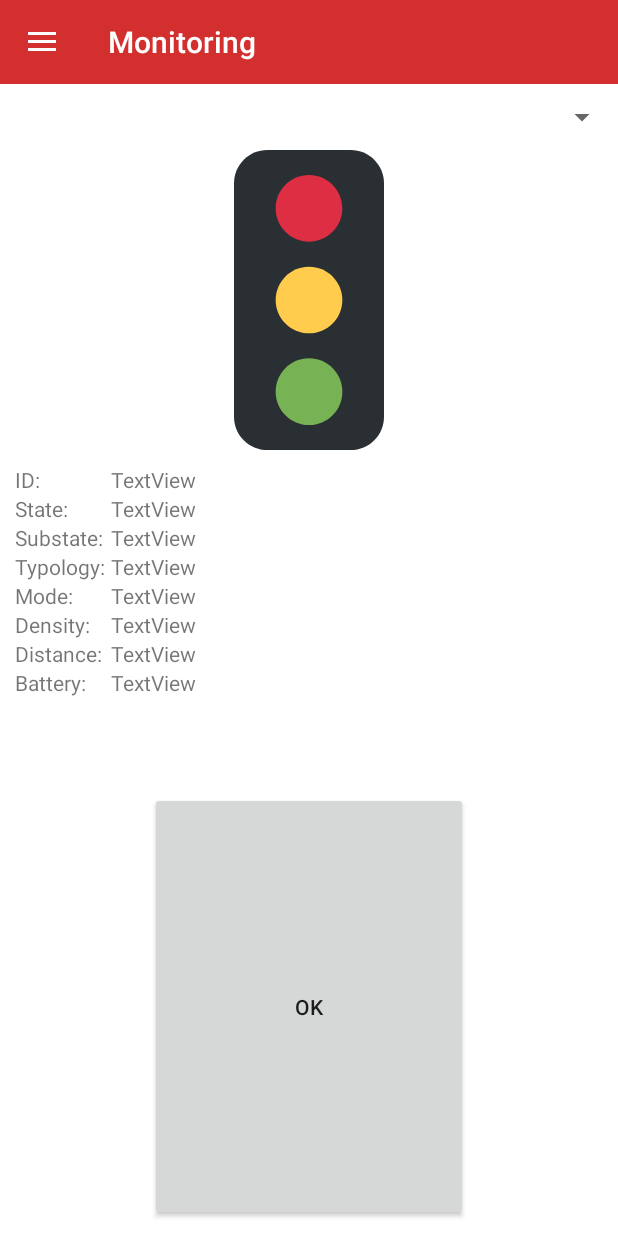
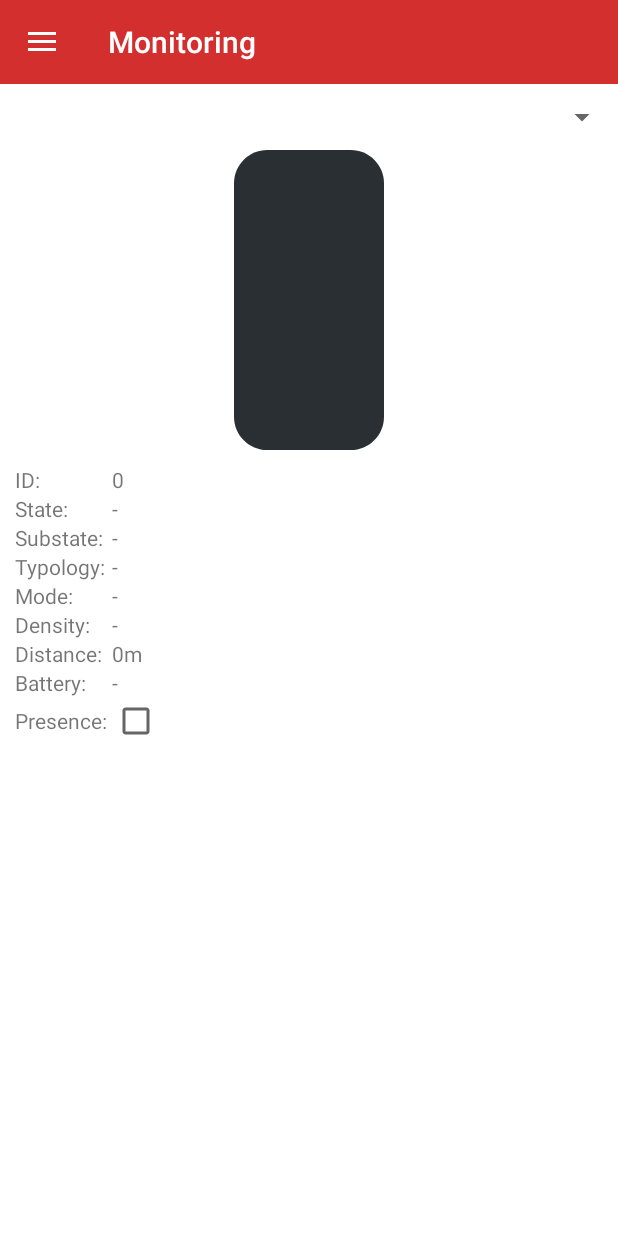
Before and after one commit to Aaron-Hickey/Git-Hub-Repo, an Android app: the screen it shows after launch (MainActivity), in the side drawer, after a tap on "Monitoring", on a phone screen of 412 x 824 dp. Run offline under Robolectric (Android 15) with nearby library versions, the phone set to English and light mode, and no system bars; libraries missing offline, so code that uses them is left out: com.davemorrissey.labs; 5 statements that could not run were skipped.

Commit message:
0.53
Added Presence Parameter

```diff
--- a/TrafficLightApp/app/src/main/java/com/example/hal9000/trafficlightapp/bluetoothFunctions.java
+++ b/TrafficLightApp/app/src/main/java/com/example/hal9000/trafficlightapp/bluetoothFunctions.java
@@ -21,9 +21,7 @@ public class bluetoothFunctions {
     volatile boolean stopWorker;
     private boolean connected = false;
     private boolean hasAdapter = false;
-
     private int messageLength = 7;
-
     private static final bluetoothFunctions INSTANCE = new bluetoothFunctions();
 
     private bluetoothFunctions() {
@@ -41,11 +39,6 @@ public class bluetoothFunctions {
                 System.out.println("No Adapter Found");
             }
         }
-      /*  if (!bluetoothAdapter.isEnabled())
-        {
-            Intent enableBtIntent = new Intent(bluetoothAdapter.ACTION_REQUEST_ENABLE);
-            startActivity(enableBtIntent);
-        }*/
     }
 
     public boolean hasDevice() {
@@ -76,7 +69,6 @@ public class bluetoothFunctions {
                 if (device.getName().equals(s)) {
                     this.device = device;
                     connected = openConnection();
-
                     res = sendData("Test");
                     break;
                 }
@@ -148,7 +140,6 @@ public class bluetoothFunctions {
                 final String data = new String(packetBytes, "US-ASCII");
                 readBufferPosition = 0;
                 return data;
-
             }
         }
         return null;
--- a/TrafficLightApp/app/src/main/java/com/example/hal9000/trafficlightapp/config.java
+++ b/TrafficLightApp/app/src/main/java/com/example/hal9000/trafficlightapp/config.java
@@ -1,20 +1,15 @@
 package com.example.hal9000.trafficlightapp;
 
-import android.bluetooth.BluetoothDevice;
 import android.content.Context;
 import android.os.Bundle;
-import android.os.CountDownTimer;
-import android.os.Handler;
 import android.support.v4.app.Fragment;
 import android.text.TextUtils;
 import android.view.LayoutInflater;
 import android.view.View;
 import android.view.ViewGroup;
-import android.widget.ArrayAdapter;
 import android.widget.Button;
 import android.widget.CompoundButton;
 import android.widget.EditText;
-import android.widget.ImageButton;
 import android.widget.ProgressBar;
 import android.widget.Spinner;
 import android.widget.Switch;
@@ -22,16 +17,9 @@ import android.widget.TextView;
 import android.widget.Toast;
 
 import java.io.IOException;
-import java.io.InputStream;
-import java.io.OutputStream;
-import java.util.ArrayList;
-import java.util.Set;
-import java.util.UUID;
+
 
 public class config extends Fragment {
-
-    private String positiveResponse = "ok"; // response that the traffic light returns if configuration is successful
-    private String negativeResponse = "no";
 
     private configInterface mListener;
     private Button applyButton;
@@ -42,16 +30,12 @@ public class config extends Fragment {
     private TextView warningText;
     private ProgressBar responseProgress;
     private Switch constructionSwitch;
-
     private String typologyOptionsValue;
     private String modeOptionsValue;
     private int distanceOptionsValue;
     private int constructionSwitchValue = 0;
-
-    private Thread workerThread;
     volatile boolean stopWorker;
     private bluetoothFunctions bf;
-    private int time;
 
     public config() {
     }
@@ -134,6 +118,11 @@ public class config extends Fragment {
             boolean sendStatus = bf.sendData(msg);
             if (sendStatus == true) {
                 mListener.updateGlobal(typologyOptionsValue);
+                Toast.makeText(getActivity(), "Configured", Toast.LENGTH_LONG).show();
+            }
+            else
+            {
+                Toast.makeText(getActivity(), "Configuration Failed", Toast.LENGTH_LONG).show();
             }
         }
     }
@@ -164,55 +153,6 @@ public class config extends Fragment {
         return "C:" + typoCode + "" + modeCode + "" + distCode + "" + construction;
     }
 
-    /* private void listenForResponse() {
-         Toast.makeText(getActivity(), "Waiting for response...", Toast.LENGTH_LONG).show();
-         stopWorker = false;
-         final Handler handler = new Handler();
-         time = 100;
-         workerThread = new Thread(new Runnable() {
-             public void run() {
-
-                 while (!Thread.currentThread().isInterrupted() && !stopWorker) {
-
-                     try {
-                         final String data = bf.listenForResponse();
-                         handler.post(new Runnable() {
-                             public void run() {
-                                 System.out.println("" + time);
-                                 time--;
-                                 if (time <= 0) {
-                                     Toast.makeText(getActivity(), "No Response", Toast.LENGTH_LONG).show();
-                                     stopWorker = true;
-                                     responseProgress.setVisibility(View.INVISIBLE);
-                                 }
-                                 System.out.println(data);
-                                 if (data.equals(positiveResponse)) {
-                                     try {
-                                         responseProgress.setVisibility(View.INVISIBLE);
-                                         stopWorker = true;
-                                     } catch (IOException e) {
-                                         e.printStackTrace();
-                                     }
-
-                                 } else if (data.equals(negativeResponse)) {
-                                     Toast.makeText(getActivity(), "Configuration Failed", Toast.LENGTH_LONG).show();
-                                     responseProgress.setVisibility(View.INVISIBLE);
-                                     stopWorker = true;
-                                 }
-                             }
-                         });
-                         Thread.sleep(100);
-                     } catch (IOException e) {
-                         e.printStackTrace();
-                     } catch (InterruptedException e) {
-                         e.printStackTrace();
-                     }
-                 }
-             }
-         });
-         workerThread.start();
-     }
- */
     @Override
     public void onAttach(Context context) {
         super.onAttach(context);
@@ -230,11 +170,10 @@ public class config extends Fragment {
         mListener = null;
     }
 
-    public void updateConfiguration(int typology, int mode, int distance, boolean construction)
-    {
+    public void updateConfiguration(int typology, int mode, int distance, boolean construction) {
         typologyOptions.setSelection(typology);
         modeOptions.setSelection(mode);
-        distanceCustomOptions.setText(""+distance);
+        distanceCustomOptions.setText("" + distance);
         constructionSwitch.setChecked(construction);
         try {
             mListener.updateGlobal(typologyOptions.getSelectedItem().toString());
--- a/TrafficLightApp/app/src/main/java/com/example/hal9000/trafficlightapp/deviceScreen.java
+++ b/TrafficLightApp/app/src/main/java/com/example/hal9000/trafficlightapp/deviceScreen.java
@@ -2,7 +2,6 @@ package com.example.hal9000.trafficlightapp;
 
 import android.bluetooth.BluetoothDevice;
 import android.content.Context;
-import android.net.Uri;
 import android.os.Bundle;
 import android.support.v4.app.Fragment;
 import android.view.LayoutInflater;
@@ -13,7 +12,6 @@ import android.widget.Button;
 import android.widget.ImageButton;
 import android.widget.Spinner;
 import android.widget.Toast;
-
 import java.io.IOException;
 import java.util.ArrayList;
 import java.util.Set;
@@ -27,9 +25,7 @@ public class deviceScreen extends Fragment {
     private ImageButton refreshButton;
     private bluetoothFunctions bf;
 
-    public deviceScreen() {
-        // Required empty public constructor
-    }
+    public deviceScreen() { }
 
 
     public static deviceScreen newInstance() {
--- a/TrafficLightApp/app/src/main/java/com/example/hal9000/trafficlightapp/global_view.java
+++ b/TrafficLightApp/app/src/main/java/com/example/hal9000/trafficlightapp/global_view.java
@@ -22,7 +22,6 @@ public class global_view extends Fragment {
     private PinView imageView;
     private View view;
     private ArrayList<trafficLight> trafficLightList = new ArrayList();
-    private bluetoothFunctions bf;
     private LinearLayout configReminder;
 
     public global_view() {
@@ -65,7 +64,7 @@ public class global_view extends Fragment {
         mListener = null;
     }
 
-    public void updateTrafficLights(int id, String state, String substate, String typology, String mode, String density, int distance, String battery, boolean opticalFailure, boolean fallen, boolean cycleDesync, boolean signalLost)
+    public void updateTrafficLights(int id, String state, String substate, String typology, String mode, String density, int distance, String battery, boolean opticalFailure, boolean fallen, boolean cycleDesync, boolean signalLost, boolean presence)
     {
         if(!trafficLightList.isEmpty() && id <= trafficLightList.size() && id > 0) {
             trafficLight tl = trafficLightList.get(id - 1);
@@ -80,6 +79,7 @@ public class global_view extends Fragment {
             tl.setFallen(fallen);
             tl.setOpticalFailure(opticalFailure);
             tl.setSignalLost(signalLost);
+            tl.setPresence(presence);
         }
     }
 
@@ -120,7 +120,7 @@ public class global_view extends Fragment {
 
         for (int x = 0; x < numberOfLights; x++) {
             System.out.println(x);
-            trafficLightList.add(new trafficLight(x + 1, "-", "-", "-" ,"-" , "-", 0,  "-",false,false,false,false));
+            trafficLightList.add(new trafficLight(x + 1, "-", "-", "-" ,"-" , "-", 0,  "-",false,false,false,false, false));
             MapPins.add(pinHolder.get(x));
         }
         imageView.setImage(ImageSource.asset(stringHolder.get(numberOfLights - 2)));
--- a/TrafficLightApp/app/src/main/java/com/example/hal9000/trafficlightapp/monitoring.java
+++ b/TrafficLightApp/app/src/main/java/com/example/hal9000/trafficlightapp/monitoring.java
@@ -1,12 +1,8 @@
 package com.example.hal9000.trafficlightapp;
 
-import android.app.Notification;
-import android.app.NotificationManager;
-import android.app.PendingIntent;
+
 import android.content.Context;
-import android.content.Intent;
 import android.content.res.Resources;
-import android.os.Build;
 import android.os.Bundle;
 import android.os.Handler;
 import android.support.v4.app.Fragment;
@@ -15,21 +11,17 @@ import android.view.View;
 import android.view.ViewGroup;
 import android.widget.AdapterView;
 import android.widget.ArrayAdapter;
-import android.widget.Button;
+import android.widget.CheckBox;
 import android.widget.ImageView;
 import android.widget.LinearLayout;
 import android.widget.Spinner;
 import android.widget.TextView;
 import android.widget.Toast;
 
-import org.w3c.dom.Text;
-
 import java.io.IOException;
 import java.util.ArrayList;
 import java.util.concurrent.Executor;
 import java.util.concurrent.Executors;
-
-import static android.content.Context.NOTIFICATION_SERVICE;
 
 public class monitoring extends Fragment {
     private OnFragmentInteractionListener mListener;
@@ -45,16 +37,14 @@ public class monitoring extends Fragment {
     private TextView densityText;
     private TextView distanceText;
     private TextView batteryText;
-    private Button backButton;
+    private CheckBox presenceBox;
+
     private Executor executor = Executors.newSingleThreadExecutor();
     private bluetoothFunctions bf;
     volatile boolean stopWorker;
-    private trafficLight trafficLight;
+    private trafficLight trafficLight =  new trafficLight(0, "-", "-", "-" ,"-" , "-", 0,  "-",false,false,false,false, false);
     private Spinner spinnerMonitor;
     private ArrayList<trafficLight> trafficLightList = new ArrayList();
-
-
-    //NotificationManager notificationManager;
 
     public monitoring() {
     }
@@ -76,22 +66,13 @@ public class monitoring extends Fragment {
         view = inflater.inflate(R.layout.fragment_monitoring, container, false);
         initVariables();
 
-
-        backButton = view.findViewById(R.id.backButton);
-        backButton.setOnClickListener(new View.OnClickListener() {
-            public void onClick(View v) {
-                mListener.returnToGlobal();
-            }
-        });
         spinnerMonitor = view.findViewById(R.id.spinnerMonitor);
         spinnerMonitor.setOnItemSelectedListener(new AdapterView.OnItemSelectedListener() {
             @Override
             public void onItemSelected(AdapterView<?> parentView, View selectedItemView, int position, long id) {
-                if(!trafficLightList.isEmpty())
-                {
+                if (!trafficLightList.isEmpty()) {
                     for (trafficLight tl : trafficLightList) {
-                        if(tl.getId() == (position+1))
-                        {
+                        if (tl.getId() == (position + 1)) {
                             trafficLight = tl;
                         }
                     }
@@ -104,13 +85,11 @@ public class monitoring extends Fragment {
             }
 
         });
-
+        updateInfo(trafficLight);
         return view;
     }
 
     public void initVariables() {
-        //  notificationManager = (NotificationManager)
-        //        getActivity().getSystemService(NOTIFICATION_SERVICE);
         greenImage = view.findViewById(R.id.greenLight);
         yellowImage = view.findViewById(R.id.yellowLight);
         redImage = view.findViewById(R.id.redLight);
@@ -122,6 +101,7 @@ public class monitoring extends Fragment {
         densityText = view.findViewById(R.id.densityMonitor);
         distanceText = view.findViewById(R.id.distanceMonitor);
         batteryText = view.findViewById(R.id.batteryMonitor);
+        presenceBox = view.findViewById(R.id.presenceCheck);
         bf = bluetoothFunctions.getInstance();
     }
 
@@ -132,8 +112,7 @@ public class monitoring extends Fragment {
         } catch (IOException e) {
             Toast.makeText(getActivity(), "Failed to Refresh Data", Toast.LENGTH_LONG).show();
         }
-        displayLights();
-
+        spinnerMonitor.setSelection(trafficLight.getId() - 1);
         stopWorker = false;
         final Handler handler = new Handler();
         executor.execute(new Runnable() {
@@ -155,6 +134,9 @@ public class monitoring extends Fragment {
                             } else {
                                 removeWarning("lowBatteryWarning");
                             }
+
+                            presenceBox.setChecked(trafficLight.isPresence());
+
                             if (trafficLight.isCycleDesync()) {
                                 displayWarning("desyncWarning");
                             } else {
@@ -188,17 +170,16 @@ public class monitoring extends Fragment {
                         }
                     });
                     try {
-                        Thread.sleep(1000);
+                        Thread.sleep(500);
                     } catch (InterruptedException e) {
                         e.printStackTrace();
                     }
-
                 }
             }
         });
     }
 
-    private void displayLights() {
+    public void displayLights() {
         ArrayList<String> trafficLightStrings = new ArrayList<>();
         trafficLightList = mListener.getLights();
 
@@ -262,7 +243,6 @@ public class monitoring extends Fragment {
         LinearLayout tempLayout = view.findViewById(id);
         if (tempLayout.getVisibility() == View.INVISIBLE) {
             tempLayout.setVisibility(View.VISIBLE);
-            //  notifyWarning(message);
         }
     }
 
@@ -274,6 +254,4 @@ public class monitoring extends Fragment {
             tempLayout.setVisibility(View.INVISIBLE);
         }
     }
-
-
 }
--- a/TrafficLightApp/app/src/main/java/com/example/hal9000/trafficlightapp/trafficLight.java
+++ b/TrafficLightApp/app/src/main/java/com/example/hal9000/trafficlightapp/trafficLight.java
@@ -4,8 +4,7 @@ package com.example.hal9000.trafficlightapp;
  * Created by HAL 9000 on 29/03/2018.
  */
 
-public class trafficLight
-{
+public class trafficLight {
 
     private int id;
     private String state;
@@ -19,20 +18,10 @@ public class trafficLight
     private boolean fallen;
     private boolean cycleDesync;
     private boolean signalLost;
+    private boolean presence;
 
 
-   /* public trafficLight(int id, String state, String substate, String typology, String mode, String density, int distance, String battery) {
-        this.id = id;
-        this.state = state;
-        this.substate = substate;
-        this.typology = typology;
-        this.mode = mode;
-        this.density = density;
-        this.distance = distance;
-        this.battery = battery;
-    }*/
-
-    public trafficLight(int id, String state, String substate, String typology, String mode, String density, int distance, String battery, boolean opticalFailure, boolean fallen, boolean cycleDesync, boolean signalLost) {
+    public trafficLight(int id, String state, String substate, String typology, String mode, String density, int distance, String battery, boolean opticalFailure, boolean fallen, boolean cycleDesync, boolean signalLost, boolean presence) {
         this.id = id;
         this.state = state;
         this.substate = substate;
@@ -45,6 +34,7 @@ public class trafficLight
         this.fallen = fallen;
         this.cycleDesync = cycleDesync;
         this.signalLost = signalLost;
+        this.presence = presence;
     }
 
     public String getState() {
@@ -143,4 +133,12 @@ public class trafficLight
     public void setSignalLost(boolean signalLost) {
         this.signalLost = signalLost;
     }
+
+    public boolean isPresence() {
+        return presence;
+    }
+
+    public void setPresence(boolean presence) {
+        this.presence = presence;
+    }
 }
--- a/TrafficLightApp/app/src/main/res/layout/fragment_monitoring.xml
+++ b/TrafficLightApp/app/src/main/res/layout/fragment_monitoring.xml
@@ -48,20 +48,21 @@
                 android:layout_width="match_parent"
                 android:layout_height="match_parent"
                 android:src="@drawable/ic_traffic_light_yellow"
-                android:visibility="visible" />
+                android:visibility="invisible" />
 
             <ImageView
                 android:id="@+id/redLight"
                 android:layout_width="match_parent"
                 android:layout_height="match_parent"
                 android:src="@drawable/ic_traffic_light_red"
-                android:visibility="visible" />
+                android:visibility="invisible" />
 
             <ImageView
                 android:id="@+id/greenLight"
                 android:layout_width="match_parent"
                 android:layout_height="match_parent"
-                android:src="@drawable/ic_traffic_light_green" />
+                android:src="@drawable/ic_traffic_light_green"
+                android:visibility="invisible" />
 
         </FrameLayout>
 
@@ -86,7 +87,7 @@
                 android:id="@+id/idMonitor"
                 android:layout_width="match_parent"
                 android:layout_height="wrap_content"
-                android:text="TextView" />
+                android:text="-" />
 
         </TableRow>
 
@@ -103,7 +104,7 @@
                 android:id="@+id/stateMonitor"
                 android:layout_width="match_parent"
                 android:layout_height="wrap_content"
-                android:text="TextView" />
+                android:text="-" />
 
         </TableRow>
 
@@ -120,7 +121,7 @@
                 android:id="@+id/substateMonitor"
                 android:layout_width="match_parent"
                 android:layout_height="wrap_content"
-                android:text="TextView" />
+                android:text="-" />
 
         </TableRow>
 
@@ -137,7 +138,7 @@
                 android:id="@+id/typologyMonitor"
                 android:layout_width="match_parent"
                 android:layout_height="wrap_content"
-                android:text="TextView" />
+                android:text="-" />
 
         </TableRow>
 
@@ -154,7 +155,7 @@
                 android:id="@+id/modeMonitor"
                 android:layout_width="match_parent"
                 android:layout_height="wrap_content"
-                android:text="TextView" />
+                android:text="-" />
 
         </TableRow>
 
@@ -171,7 +172,7 @@
                 android:id="@+id/densityMonitor"
                 android:layout_width="match_parent"
                 android:layout_height="wrap_content"
-                android:text="TextView" />
+                android:text="-" />
 
         </TableRow>
 
@@ -188,13 +189,7 @@
                 android:id="@+id/distanceMonitor"
                 android:layout_width="match_parent"
                 android:layout_height="wrap_content"
-                android:text="TextView" />
-
-        </TableRow>
-
-        <TableRow
-            android:layout_width="match_parent"
-            android:layout_height="match_parent">
+                android:text="-" />
 
         </TableRow>
 
@@ -211,7 +206,23 @@
                 android:id="@+id/batteryMonitor"
                 android:layout_width="match_parent"
                 android:layout_height="wrap_content"
-                android:text="TextView" />
+                android:text="-" />
+
+        </TableRow>
+
+        <TableRow
+            android:layout_width="match_parent"
+            android:layout_height="match_parent">
+
+            <TextView
+                android:layout_width="wrap_content"
+                android:layout_height="wrap_content"
+                android:text="Presence: " />
+
+            <CheckBox
+                android:id="@+id/presenceCheck"
+                android:layout_width="wrap_content"
+                android:layout_height="wrap_content" />
 
         </TableRow>
 
@@ -332,19 +343,4 @@
 
     </LinearLayout>
 
-    <LinearLayout
-        android:layout_width="match_parent"
-        android:layout_height="match_parent"
-        android:layout_marginTop="10dp"
-        android:orientation="horizontal"
-        android:paddingLeft="100dp"
-        android:paddingRight="100dp">
-
-        <Button
-            android:id="@+id/backButton"
-            android:layout_width="wrap_content"
-            android:layout_height="match_parent"
-            android:layout_weight="1"
-            android:text="OK" />
-    </LinearLayout>
 </LinearLayout>
--- a/TrafficLightApp/build.gradle
+++ b/TrafficLightApp/build.gradle
@@ -8,7 +8,7 @@ buildscript {
         maven { url "https://maven.google.com" }
     }
     dependencies {
-        classpath 'com.android.tools.build:gradle:3.1.2'
+        classpath 'com.android.tools.build:gradle:3.1.3'
 
 
         // NOTE: Do not place your application dependencies here; they belong
```
Also changed, not shown: TrafficLightApp/app/src/main/java/com/example/hal9000/trafficlightapp/MainActivity.java (+21 -15 lines), TrafficLightApp/app/src/main/java/com/example/hal9000/trafficlightapp/notificationWarning.java (deleted, +0 -13 lines), TrafficLightApp/app/src/main/java/com/example/hal9000/trafficlightapp/temp_fragment.java (deleted, +0 -73 lines), TrafficLightApp/app/src/main/res/layout/activity_notification_warning.xml (deleted, +0 -9 lines), TrafficLightApp/app/src/main/res/layout/fragment_temp_fragment.xml (deleted, +0 -13 lines).
